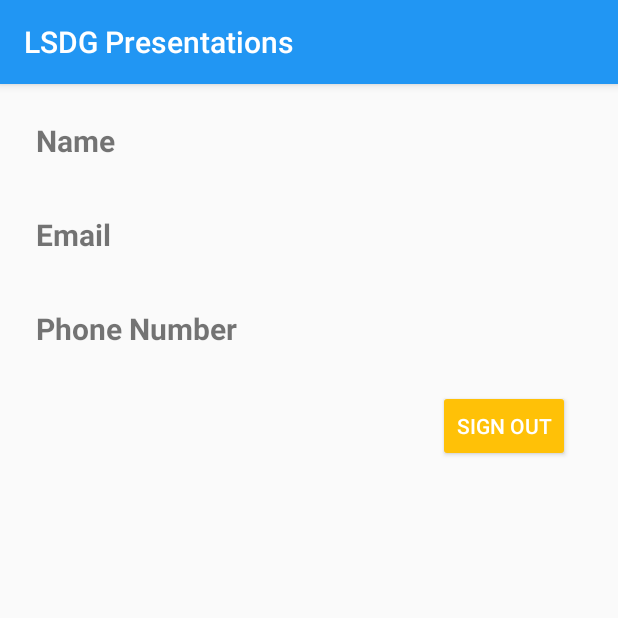
After one commit to codebaum/lsdg-presentations, an Android app: the ProfileActivity screen opened directly, with no data from a screen before it, on a phone screen of 412 x 824 dp, the top half of it. The commit adds this screen. Run offline under Robolectric (Android 15) with nearby library versions, the phone set to English and light mode, and no system bars; our stand-ins replace Firebase (no records; nobody signed in at launch, a user with empty details on screens opened directly).

Commit message:
allows user to see profile and sign in/out.

```diff
--- a/app/src/main/AndroidManifest.xml
+++ b/app/src/main/AndroidManifest.xml
@@ -18,6 +18,7 @@
         </activity>
         <activity android:name=".DetailsActivity">
         </activity>
+        <activity android:name=".ProfileActivity" />
     </application>
 
 </manifest>
--- a/app/src/main/java/com/codebaum/lsdgpresentations/DetailsActivity.kt
+++ b/app/src/main/java/com/codebaum/lsdgpresentations/DetailsActivity.kt
@@ -3,8 +3,8 @@ package com.codebaum.lsdgpresentations
 import android.content.Context
 import android.content.Intent
 import android.os.Bundle
-import android.support.design.widget.Snackbar
-import android.support.v7.app.AppCompatActivity
+import com.google.android.material.snackbar.Snackbar
+import androidx.appcompat.app.AppCompatActivity
 import android.view.View
 import com.codebaum.lsdgpresentations.data.PresentationMapper
 import com.codebaum.lsdgpresentations.data.User
--- /dev/null
+++ b/app/src/main/java/com/codebaum/lsdgpresentations/ProfileActivity.kt
@@ -0,0 +1,51 @@
+package com.codebaum.lsdgpresentations
+
+import android.app.Activity
+import android.content.Context
+import android.content.Intent
+import android.os.Bundle
+import androidx.appcompat.app.AppCompatActivity
+import com.codebaum.lsdgpresentations.data.Repository
+import com.google.firebase.auth.FirebaseUser
+import com.google.firebase.auth.PhoneAuthCredential
+import com.google.firebase.auth.UserProfileChangeRequest
+import kotlinx.android.synthetic.main.activity_profile.*
+
+class ProfileActivity : AppCompatActivity() {
+
+    override fun onCreate(savedInstanceState: Bundle?) {
+        super.onCreate(savedInstanceState)
+        setContentView(R.layout.activity_profile)
+
+        val storedUser = Repository.getStoredUser()
+        if (storedUser == null) {
+            finish()
+            return
+        }
+
+        showDetails(storedUser)
+
+        btn_sign_out.setOnClickListener {
+            Repository.signOut()
+            setResult(Activity.RESULT_CANCELED)
+            finish()
+        }
+    }
+
+    private fun showDetails(user: FirebaseUser) {
+        user.apply {
+            tv_name_value.text = displayName
+
+            tv_email_value.text = email
+
+            tv_phone_number_value.text = phoneNumber
+        }
+    }
+
+    companion object {
+
+        fun getStartIntent(context: Context): Intent {
+            return Intent(context, ProfileActivity::class.java)
+        }
+    }
+}
--- /dev/null
+++ b/app/src/main/java/com/codebaum/lsdgpresentations/data/Repository.kt
@@ -0,0 +1,13 @@
+package com.codebaum.lsdgpresentations.data
+
+import com.google.firebase.auth.FirebaseAuth
+import com.google.firebase.auth.FirebaseUser
+
+object Repository {
+
+    @JvmStatic
+    fun getStoredUser() = FirebaseAuth.getInstance().currentUser
+
+    @JvmStatic
+    fun signOut() = FirebaseAuth.getInstance().signOut()
+}
--- /dev/null
+++ b/app/src/main/res/layout/activity_profile.xml
@@ -0,0 +1,90 @@
+<?xml version="1.0" encoding="utf-8"?>
+<androidx.coordinatorlayout.widget.CoordinatorLayout
+    xmlns:android="http://schemas.android.com/apk/res/android"
+    xmlns:app="http://schemas.android.com/apk/res-auto"
+    xmlns:tools="http://schemas.android.com/tools"
+    android:layout_width="match_parent"
+    android:layout_height="match_parent">
+
+    <androidx.constraintlayout.widget.ConstraintLayout
+        xmlns:android="http://schemas.android.com/apk/res/android"
+        xmlns:tools="http://schemas.android.com/tools"
+        android:layout_width="match_parent"
+        android:layout_height="match_parent"
+        android:layout_marginEnd="24dp"
+        android:layout_marginStart="24dp"
+        tools:context=".DetailsActivity">
+
+        <TextView
+            android:id="@+id/tv_name_label"
+            android:layout_width="match_parent"
+            android:layout_height="wrap_content"
+            android:layout_marginTop="24dp"
+            android:text="Name"
+            android:textSize="20sp"
+            android:textStyle="bold"
+            app:layout_constraintStart_toStartOf="parent"
+            app:layout_constraintTop_toTopOf="parent"/>
+
+        <TextView
+            android:id="@+id/tv_name_value"
+            android:layout_width="match_parent"
+            android:layout_height="wrap_content"
+            android:textSize="20sp"
+            app:layout_constraintStart_toStartOf="parent"
+            app:layout_constraintTop_toBottomOf="@+id/tv_name_label"
+            tools:text="Brandon Rosenbaum"/>
+
+        <TextView
+            android:id="@+id/tv_email_label"
+            android:layout_width="match_parent"
+            android:layout_height="wrap_content"
+            android:layout_marginTop="8dp"
+            android:text="Email"
+            android:textSize="20sp"
+            android:textStyle="bold"
+            app:layout_constraintStart_toStartOf="parent"
+            app:layout_constraintTop_toBottomOf="@+id/tv_name_value" />
+
+        <TextView
+            android:id="@+id/tv_email_value"
+            android:layout_width="match_parent"
+            android:layout_height="wrap_content"
+            android:textSize="20sp"
+            app:layout_constraintStart_toStartOf="parent"
+            app:layout_constraintTop_toBottomOf="@+id/tv_email_label"
+            tools:text="brandon.rosenbaum@gmail.com" />
+
+        <TextView
+            android:id="@+id/tv_phone_number_label"
+            android:layout_width="match_parent"
+            android:layout_height="wrap_content"
+            android:layout_marginTop="8dp"
+            android:text="Phone Number"
+            android:textSize="20sp"
+            android:textStyle="bold"
+            app:layout_constraintStart_toStartOf="parent"
+            app:layout_constraintTop_toBottomOf="@+id/tv_email_value" />
+
+        <TextView
+            android:id="@+id/tv_phone_number_value"
+            android:layout_width="match_parent"
+            android:layout_height="wrap_content"
+            android:textSize="20sp"
+            app:layout_constraintStart_toStartOf="parent"
+            app:layout_constraintTop_toBottomOf="@+id/tv_phone_number_label"
+            tools:text="8064415984" />
+
+        <Button
+            android:id="@+id/btn_sign_out"
+            style="@style/Widget.AppCompat.Button.Colored"
+            android:layout_width="wrap_content"
+            android:layout_height="wrap_content"
+            android:layout_marginEnd="8dp"
+            android:text="SIGN OUT"
+            app:layout_constraintTop_toBottomOf="@+id/tv_phone_number_value"
+            app:layout_constraintEnd_toEndOf="parent" />
+
+    </androidx.constraintlayout.widget.ConstraintLayout>
+
+</androidx.coordinatorlayout.widget.CoordinatorLayout>
--- a/app/src/main/res/values/colors.xml
+++ b/app/src/main/res/values/colors.xml
@@ -1,6 +1,6 @@
 <?xml version="1.0" encoding="utf-8"?>
 <resources>
-    <color name="colorPrimary">#008577</color>
-    <color name="colorPrimaryDark">#00574B</color>
-    <color name="colorAccent">#D81B60</color>
+    <color name="colorPrimary">@color/primary</color>
+    <color name="colorPrimaryDark">@color/primary_dark</color>
+    <color name="colorAccent">@color/accent</color>
 </resources>
--- /dev/null
+++ b/app/src/main/res/values/colors_blue_amber.xml
@@ -0,0 +1,12 @@
+<?xml version="1.0" encoding="utf-8"?>
+<!-- Palette generated by Material Palette - materialpalette.com/blue/amber -->
+<resources>
+  <color name="primary">#2196F3</color>
+  <color name="primary_dark">#1976D2</color>
+  <color name="primary_light">#BBDEFB</color>
+  <color name="accent">#FFC107</color>
+  <color name="primary_text">#212121</color>
+  <color name="secondary_text">#757575</color>
+  <color name="icons">#FFFFFF</color>
+  <color name="divider">#BDBDBD</color>
+</resources>
--- a/build.gradle
+++ b/build.gradle
@@ -7,7 +7,7 @@ buildscript {
         jcenter()
     }
     dependencies {
-        classpath 'com.android.tools.build:gradle:3.2.0'
+        classpath 'com.android.tools.build:gradle:3.2.1'
         classpath "org.jetbrains.kotlin:kotlin-gradle-plugin:$kotlin_version"
         classpath 'com.google.gms:google-services:4.0.1'
 
--- a/gradle.properties
+++ b/gradle.properties
@@ -6,6 +6,8 @@
 # http://www.gradle.org/docs/current/userguide/build_environment.html
 # Specifies the JVM arguments used for the daemon process.
 # The setting is particularly useful for tweaking memory settings.
+android.enableJetifier=true
+android.useAndroidX=true
 org.gradle.jvmargs=-Xmx1536m
 # When configured, Gradle will run in incubating parallel mode.
 # This option should only be used with decoupled projects. More details, visit
```
Also changed, not shown: app/build.gradle (+15 -12 lines), app/src/main/java/com/codebaum/lsdgpresentations/MainActivity.kt (+99 -32 lines), app/src/main/java/com/codebaum/lsdgpresentations/MyAdapter.kt (+8 -7 lines), app/src/main/java/com/codebaum/lsdgpresentations/utils/GeneralUtil.kt (added, +8 -0 lines), app/src/main/res/layout/activity_details.xml (+5 -5 lines), app/src/main/res/layout/activity_main.xml (+4 -4 lines), app/src/main/res/menu/menu_main.xml (added, +10 -0 lines), 1 other file.
